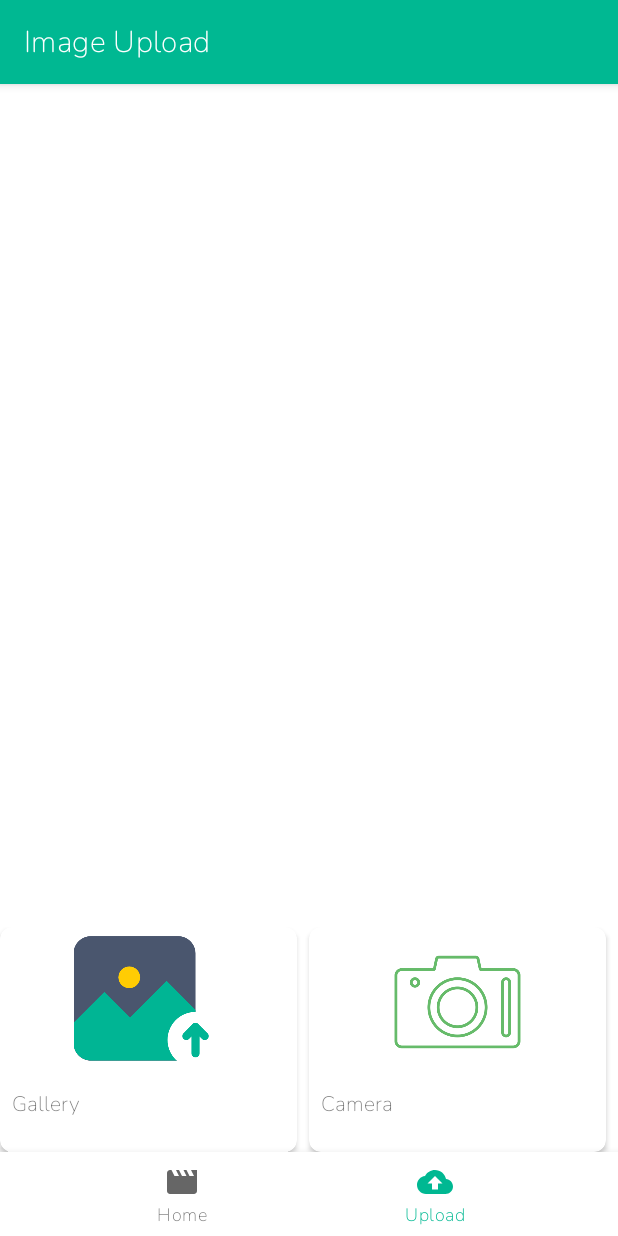
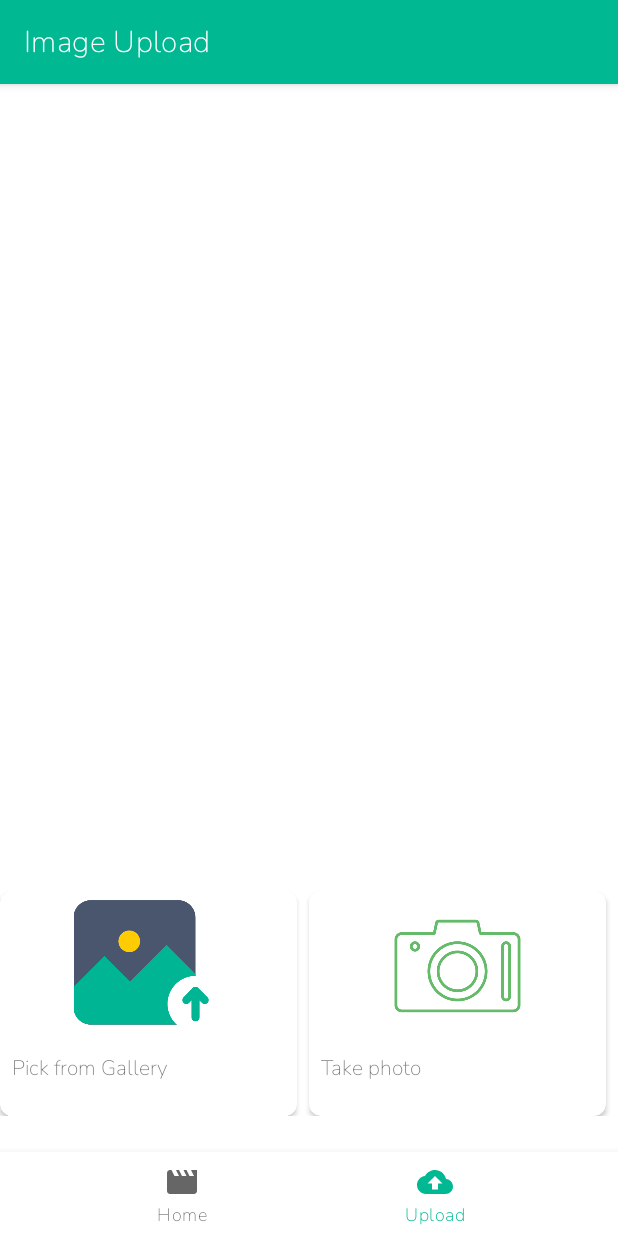
Before and after one commit to zaloAustine/KromAnime, an Android app: the ImageUploadFragment screen opened through its navigation route, on a phone screen of 412 x 824 dp. Run offline under Robolectric (Android 15) with nearby library versions, the phone set to English and light mode, and no system bars; our stand-ins replace Dagger/Hilt's generated code, Room's generated code, Shimmer, navigation-ui, paging; libraries missing offline, so code that uses them is left out: com.github.dhaval2404.imagepicker; pictures from the network do not load; Roboto replaces fonts that are not available here.

```diff
--- a/app/src/main/java/com/zalo/kromanime/data/api/models/Title.kt
+++ b/app/src/main/java/com/zalo/kromanime/data/api/models/animes/Title.kt
@@ -1,4 +1,4 @@
-package com.zalo.kromanime.data.api.models
+package com.zalo.kromanime.data.api.models.animes
 
 data class Title(
     val title: String,
--- a/app/src/main/java/com/zalo/kromanime/ui/animes/HomeFragment.kt
+++ b/app/src/main/java/com/zalo/kromanime/ui/animes/HomeFragment.kt
@@ -22,8 +22,6 @@ class HomeFragment : Fragment() {
 
     private val viewModel: AnimeViewModel by viewModels()
     private val adapter = AnimeAdapter()
-    private var shimmerShown = false
-
 
     private var _binding: FragmentHomeBinding? = null
     private val binding get() = _binding!!
@@ -44,15 +42,11 @@ class HomeFragment : Fragment() {
         setUpAdapter()
         setUpSearch()
         getAnimeList()
+        initiateShimmer()
 
-        if (!shimmerShown) {
-            initiateShimmer()
-            shimmerShown = true
-        }
         binding.swipeRefreshLayout.setOnRefreshListener {
             viewModel.refreshData()
         }
-
     }
 
     private fun setUpAdapter() {
@@ -100,14 +94,12 @@ class HomeFragment : Fragment() {
         binding.searchView.visibility = View.GONE
         binding.shimmerViewContainer.visibility = View.VISIBLE
 
-
         lifecycleScope.launch {
-            delay(2000)
+            delay(1500)
             binding.shimmerViewContainer.stopShimmer()
             binding.recyclerView.visibility = View.VISIBLE
             binding.shimmerViewContainer.visibility = View.GONE
             binding.searchView.visibility = View.VISIBLE
-
         }
     }
 
--- a/app/src/main/java/com/zalo/kromanime/ui/image_upload/ImageUploadViewModel.kt
+++ b/app/src/main/java/com/zalo/kromanime/ui/image_upload/ImageUploadViewModel.kt
@@ -19,7 +19,6 @@ import okhttp3.RequestBody.Companion.asRequestBody
 @HiltViewModel
 class ImageUploadViewModel @Inject constructor(private val apiService: ApiService) : ViewModel() {
 
-    // Create a LiveData to hold the upload response
     private val _uploadResponse = MutableLiveData<UploadResult>()
     val uploadResponse: LiveData<UploadResult>
         get() = _uploadResponse
--- a/app/src/main/res/layout/fragment_image_upload.xml
+++ b/app/src/main/res/layout/fragment_image_upload.xml
@@ -10,6 +10,7 @@
         android:layout_width="match_parent"
         android:layout_height="wrap_content"
         android:orientation="horizontal"
+        android:layout_marginBottom="24dp"
         app:layout_constraintBottom_toBottomOf="parent"
         app:layout_constraintEnd_toEndOf="parent"
         app:layout_constraintStart_toStartOf="parent">
@@ -45,7 +46,7 @@
                     android:layout_width="wrap_content"
                     android:layout_height="wrap_content"
                     android:padding="8dp"
-                    android:text="Gallery" />
+                    android:text="Pick from Gallery" />
 
             </LinearLayout>
         </androidx.cardview.widget.CardView>
@@ -80,7 +81,7 @@
                     android:layout_width="wrap_content"
                     android:layout_height="wrap_content"
                     android:padding="8dp"
-                    android:text="Camera" />
+                    android:text="Take photo" />
 
             </LinearLayout>
         </androidx.cardview.widget.CardView>
```
